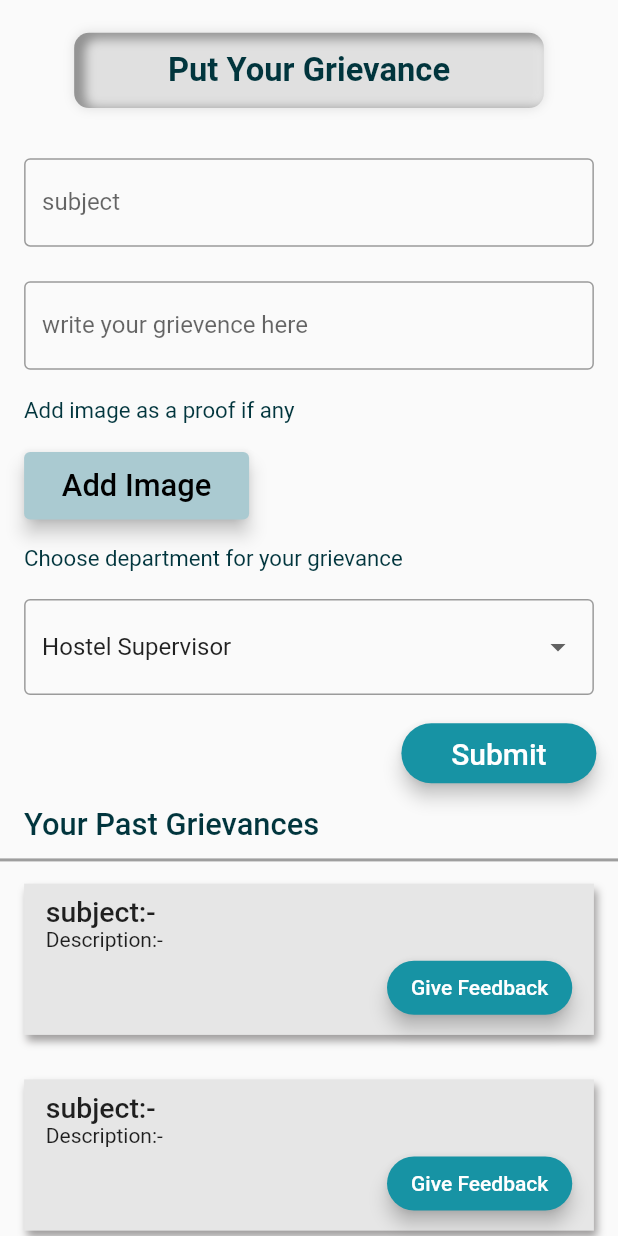
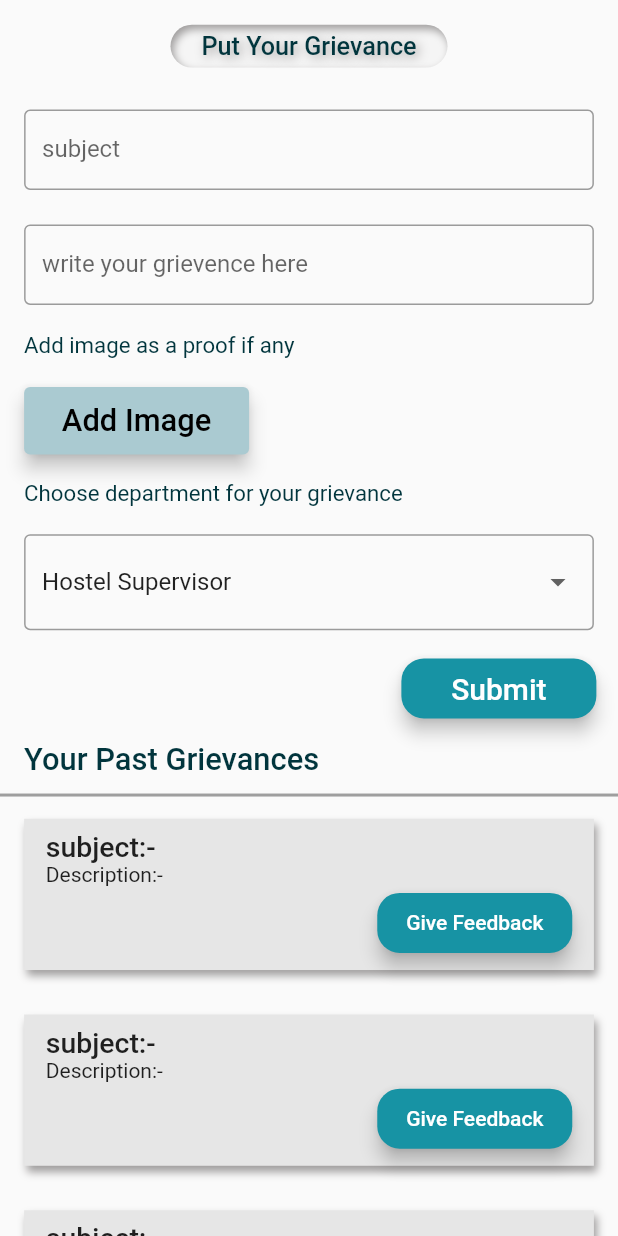
Before and after one commit to divyakekade/WCE-Support, a Flutter app: the PutGrievance screen opened directly, on a phone screen of 412 x 824 dp. Run offline on Flutter 3.47's test engine with Material 2 defaults, Android fonts, the phone set to English and light mode, and no system bars; our stand-ins replace flutter_inset_box_shadow; missing offline and left inert: dart:ffi; network calls fail.

Commit message:
common styles defined

```diff
--- a/lib/constants/ColorsAndStyles.dart
+++ b/lib/constants/ColorsAndStyles.dart
@@ -1,5 +1,7 @@
-import 'package:flutter/material.dart';
-
+// import 'package:flutter/material.dart';
+import 'dart:ui' as ui;
+import 'package:flutter/material.dart' hide BoxDecoration, BoxShadow;
+import 'package:flutter_inset_box_shadow/flutter_inset_box_shadow.dart';
 MaterialColor buildMaterialColor(Color color) {
   List strengths = <double>[.05];
   Map<int, Color> swatch = {};
@@ -21,10 +23,65 @@ MaterialColor buildMaterialColor(Color color) {
 }
 
 const Color primaryColor = Color(0xff1793A4);
-const Color card_background = Color(0xffF5F5F5);
-const Color heading_color = Color(0xff01353D);
+const Color cardBackground = Color(0xffF5F5F5);
+const Color headingColor = Color(0xff01353D);
 const Color imagebutton = Color(0xffAACAD1);
 const Color cardColor = Color.fromARGB(255, 230, 230, 230);
-const Color grey_color = Color(0xffE0E0E0);
+const Color greyColor = Color(0xffE0E0E0);
+
+final headingBoxDecoration = BoxDecoration(
+              boxShadow: const [
+                BoxShadow(
+                  color: Color.fromRGBO(159, 157, 157, 1),
+                  offset: Offset(2, 3),
+                  blurRadius: 4,
+                  inset: true
+                )
+              ],
+              color: cardBackground,
+              borderRadius: BorderRadius.circular(15),
+              // border: Border.all(color: Colors.black, width: 1)
+            );
+final headingTextStyle= TextStyle(
+                shadows: const [
+                  Shadow(
+                    offset: Offset(2.0, 2.0),
+                    blurRadius: 8.0,
+                    color: Color.fromRGBO(159, 157, 157, 1),
+                  )
+                ],
+                color: headingColor,
+                fontWeight: FontWeight.w500,
+                fontSize: MediaQueryData.fromWindow(ui.window).size.height * 0.028,
+              );
+
+// final buttonStyle = ElevatedButton.styleFrom(
+//                     foregroundColor: Colors.white,
+//                     backgroundColor: primaryColor,
+//                     elevation: 5,
+//                     shape: const RoundedRectangleBorder(
+//                         borderRadius: BorderRadius.all(Radius.circular(20.0))),
+//                   );
+final buttonStyle = ButtonStyle(
+                    elevation: MaterialStateProperty.all(5),
+                    shape: MaterialStateProperty.all(
+                      RoundedRectangleBorder(
+                        borderRadius: BorderRadius.circular(15.0),
+                      ),
+                    ),
+                    minimumSize: MaterialStateProperty.all(ui.Size(130, 40)),
+                    backgroundColor:
+                        MaterialStateProperty.all<Color>(primaryColor),
+                    foregroundColor:
+                        MaterialStateProperty.all<Color>(Colors.white));
+
+final secondButtonStyle = ButtonStyle(
+                        elevation: MaterialStatePropertyAll(5),
+                        minimumSize:
+                            MaterialStateProperty.all(ui.Size(150, 45)),
+                        backgroundColor:
+                            MaterialStateProperty.all<Color>(imagebutton),
+                        foregroundColor:
+                            MaterialStateProperty.all<Color>(Colors.black));
 //constanly repeated styles for the widgets here
 //like add style for button used commonly here
--- a/lib/screens/HomeScreen.dart
+++ b/lib/screens/HomeScreen.dart
@@ -33,7 +33,7 @@ class HomeScreen extends StatelessWidget {
                         color: Color.fromARGB(121, 79, 80, 97),
                       ),
                     ],
-                    color: heading_color,
+                    color: headingColor,
                     fontFamily: 'Schyler',
                     fontWeight: FontWeight.bold,
                     fontSize: MediaQuery.of(context).size.height * 0.022,
@@ -51,7 +51,7 @@ class HomeScreen extends StatelessWidget {
                         color: Color.fromARGB(121, 79, 80, 97),
                       ),
                     ],
-                    color: heading_color,
+                    color: headingColor,
                     fontWeight: FontWeight.bold,
                     fontSize: MediaQuery.of(context).size.height * 0.022,
                   ),
--- a/lib/screens/PutGrievance.dart
+++ b/lib/screens/PutGrievance.dart
@@ -7,8 +7,6 @@ import 'package:wce_support/screens/LoginPage.dart';
 import 'package:wce_support/screens/SideMenuNavigation.dart';
 // import 'package:flutter_inset_box_shadow/flutter_inset_box_shadow.dart';
 import '../constants/ColorsAndStyles.dart';
-import 'package:shadows/shadows.dart';
-import 'package:wce_support/widgets/Heading.dart';
 
 class PutGrievance extends StatefulWidget {
   const PutGrievance({super.key});
@@ -45,7 +43,6 @@ class _PutGrievanceState extends State<PutGrievance> {
     final authtoken = Provider.of<Auth>(context, listen: false).token;
     print(authtoken);
     if (authtoken == null) {
-
       // Navigator.of(context).popAndPushNamed(SideMenuNavigation.routeurl);
     }
   }
@@ -55,8 +52,20 @@ class _PutGrievanceState extends State<PutGrievance> {
     return Scaffold(
       body: Column(
         children: [
-          Heading(HeadingText: "Put Your Grievance"),
           Container(
+            margin: EdgeInsets.symmetric(
+                vertical: MediaQuery.of(context).size.height * 0.02),
+            padding: EdgeInsets.symmetric(
+                vertical: MediaQuery.of(context).size.height * 0.0052,
+                horizontal: MediaQuery.of(context).size.width * 0.05),
+            decoration: headingBoxDecoration,
+            child: Text(
+              'Put Your Grievance',
+              style: headingTextStyle,
+            ),
+          ),
+          Container(
+            height: MediaQuery.of(context).size.height * 0.065,
             margin: EdgeInsets.symmetric(
                 horizontal: MediaQuery.of(context).size.width * 0.039,
                 vertical: MediaQuery.of(context).size.height * 0.014),
@@ -80,6 +89,7 @@ class _PutGrievanceState extends State<PutGrievance> {
             ),
           ),
           Container(
+            height: MediaQuery.of(context).size.height * 0.065,
             margin: EdgeInsets.symmetric(
                 horizontal: MediaQuery.of(context).size.width * 0.039,
                 vertical: MediaQuery.of(context).size.height * 0.014),
@@ -114,7 +124,7 @@ class _PutGrievanceState extends State<PutGrievance> {
               alignment: Alignment.topLeft,
               child: Text('Add image as a proof if any',
                   style: TextStyle(
-                      color: heading_color,
+                      color: headingColor,
                       fontSize: MediaQuery.of(context).size.height * 0.018)),
             ),
           ),
@@ -126,14 +136,7 @@ class _PutGrievanceState extends State<PutGrievance> {
                 alignment: Alignment.topLeft,
                 child: ElevatedButton(
                     onPressed: null,
-                    style: ButtonStyle(
-                        elevation: MaterialStatePropertyAll(5),
-                        minimumSize:
-                            MaterialStateProperty.all(ui.Size(150, 45)),
-                        backgroundColor:
-                            MaterialStateProperty.all<Color>(imagebutton),
-                        foregroundColor:
-                            MaterialStateProperty.all<Color>(Colors.black)),
+                    style: secondButtonStyle,
                     child: Text(
                       "Add Image",
                       style: TextStyle(
@@ -149,7 +152,7 @@ class _PutGrievanceState extends State<PutGrievance> {
               child: Text(
                 'Choose department for your grievance',
                 style: TextStyle(
-                    color: heading_color,
+                    color: headingColor,
                     fontSize: MediaQuery.of(context).size.height * 0.018),
               ),
             ),
@@ -192,22 +195,11 @@ class _PutGrievanceState extends State<PutGrievance> {
               alignment: Alignment.topRight,
               child: ElevatedButton(
                 onPressed: null,
-                child: Text(
+                style: buttonStyle,
+                child: const Text(
                   "Submit",
                   style: TextStyle(fontSize: 20),
                 ),
-                style: ButtonStyle(
-                    elevation: MaterialStateProperty.all(5),
-                    shape: MaterialStateProperty.all(
-                      RoundedRectangleBorder(
-                        borderRadius: BorderRadius.circular(20.0),
-                      ),
-                    ),
-                    minimumSize: MaterialStateProperty.all(ui.Size(130, 40)),
-                    backgroundColor:
-                        MaterialStateProperty.all<Color>(primaryColor),
-                    foregroundColor:
-                        MaterialStateProperty.all<Color>(Colors.white)),
               ),
             ),
           ),
@@ -220,7 +212,7 @@ class _PutGrievanceState extends State<PutGrievance> {
               child: Text(
                 'Your Past Grievances',
                 style: TextStyle(
-                    color: heading_color,
+                    color: headingColor,
                     fontSize: MediaQuery.of(context).size.width * 0.05,
                     fontWeight: FontWeight.w500),
               ),
@@ -274,21 +266,8 @@ class _PutGrievanceState extends State<PutGrievance> {
                           children: [
                             ElevatedButton(
                                 onPressed: null,
-                                style: ButtonStyle(
-                                    elevation: MaterialStateProperty.all(5),
-                                    backgroundColor:
-                                        MaterialStateProperty.all<Color>(
-                                            primaryColor),
-                                    foregroundColor:
-                                        MaterialStateProperty.all<Color>(
-                                            Colors.white),
-                                    shape: MaterialStateProperty.all(
-                                      RoundedRectangleBorder(
-                                        borderRadius:
-                                            BorderRadius.circular(20.0),
-                                      ),
-                                    )),
-                                child: Text("Give Feedback"))
+                                style: buttonStyle,
+                                child: const Text("Give Feedback"))
                           ],
                         )
                       ]),
--- a/lib/widgets/Heading.dart
+++ /dev/null
@@ -1,57 +0,0 @@
-import 'package:flutter/material.dart' hide BoxDecoration, BoxShadow;
-import 'package:wce_support/constants/ColorsAndStyles.dart';
-import 'package:flutter_inset_box_shadow/flutter_inset_box_shadow.dart';
-class Heading extends  StatelessWidget implements PreferredSizeWidget {
-  const Heading(
-      {Key? key,
-        required this.HeadingText,
-      })
-      : super(key: key);
-
-  final String HeadingText;
-
-  Widget build(BuildContext context) {
-
-    double width10 = MediaQuery.of(context).size.width * 0.025;
-    double heightc = MediaQuery.of(context).size.width * 0.053;
-    double width = MediaQuery.of(context).size.width*0.38;
-     return  Container(
-       margin: EdgeInsets.all(heightc),
-       width: width*2,
-       height: heightc*2.3,
-       padding: EdgeInsets.symmetric(vertical: heightc/2, horizontal: width10*5),
-       decoration: BoxDecoration(
-         borderRadius: BorderRadius.circular(10),
-         boxShadow: [
-           BoxShadow(
-             blurRadius: 5,
-             color: grey_color,
-           ),
-           BoxShadow(
-             offset: Offset(5, 2),
-             blurRadius: 5,
-             spreadRadius: 2,
-             color: Colors.black38,
-             inset: true,
-           ),
-         ],
-       ),
-       child: Center(
-         child: Text(
-           HeadingText,
-           style: TextStyle(
-             fontSize: heightc,
-             fontWeight: FontWeight.bold,
-             color: heading_color,
-           ),
-
-         ),
-       ),
-     );
-  }
-
-  @override
-  // TODO: implement preferredSize
-  Size get preferredSize => throw UnimplementedError();
-
-}
```
Also changed, not shown: lib/screens/BuyProducts.dart (+14 -6 lines), lib/screens/LoginPage.dart (+23 -18 lines), lib/screens/SigninPage.dart (+52 -48 lines), lib/screens/SingleGrievance.dart (+10 -12 lines), lib/screens/ViewGrievances.dart (+22 -6 lines), lib/widgets/ProductCard.dart (+19 -27 lines), lib/screens/CreateUser.dart (added).
